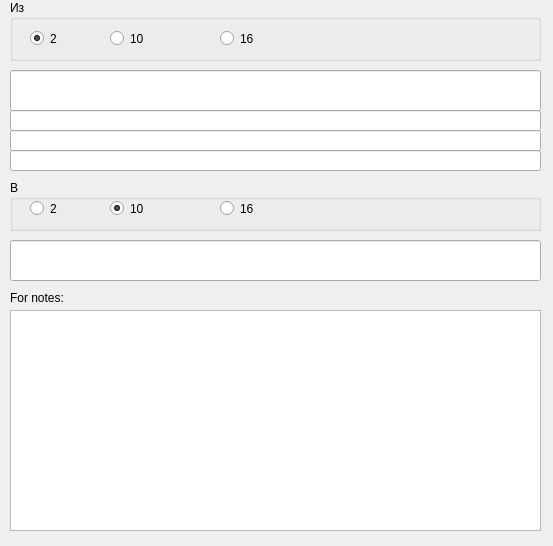
Old version of the form mainwindow.ui in the repository RomaDevelop/Converter.
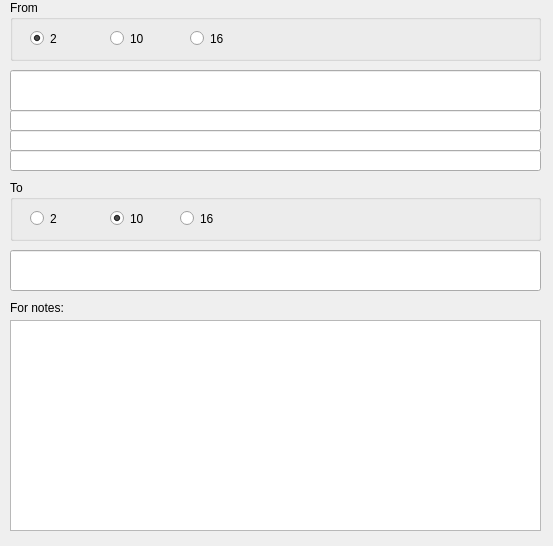
New version of the form.

Diff of the .ui file:
```diff
--- a/mainwindow.ui
+++ b/mainwindow.ui
@@ -34,7 +34,7 @@
     <property name="geometry">
      <rect>
       <x>10</x>
-      <y>240</y>
+      <y>250</y>
       <width>531</width>
       <height>41</height>
      </rect>
@@ -59,7 +59,7 @@
      </rect>
     </property>
     <property name="title">
-     <string>Из</string>
+     <string>From</string>
     </property>
     <widget class="QRadioButton" name="rBntFrom2">
      <property name="geometry">
@@ -93,7 +93,7 @@
     <widget class="QRadioButton" name="rBntFrom16">
      <property name="geometry">
       <rect>
-       <x>210</x>
+       <x>180</x>
        <y>30</y>
        <width>82</width>
        <height>17</height>
@@ -110,17 +110,17 @@
       <x>10</x>
       <y>180</y>
       <width>531</width>
-      <height>51</height>
+      <height>61</height>
      </rect>
     </property>
     <property name="title">
-     <string>В</string>
+     <string>To</string>
     </property>
     <widget class="QRadioButton" name="rBntTo10">
      <property name="geometry">
       <rect>
        <x>100</x>
-       <y>20</y>
+       <y>30</y>
        <width>82</width>
        <height>17</height>
       </rect>
@@ -136,7 +136,7 @@
      <property name="geometry">
       <rect>
        <x>20</x>
-       <y>20</y>
+       <y>30</y>
        <width>82</width>
        <height>17</height>
       </rect>
@@ -148,8 +148,8 @@
     <widget class="QRadioButton" name="rBntTo16">
      <property name="geometry">
       <rect>
-       <x>210</x>
-       <y>20</y>
+       <x>170</x>
+       <y>30</y>
        <width>82</width>
        <height>17</height>
       </rect>
@@ -193,7 +193,7 @@
     <property name="geometry">
      <rect>
       <x>10</x>
-      <y>290</y>
+      <y>300</y>
       <width>81</width>
       <height>16</height>
      </rect>
@@ -206,9 +206,9 @@
     <property name="geometry">
      <rect>
       <x>10</x>
-      <y>310</y>
+      <y>320</y>
       <width>531</width>
-      <height>221</height>
+      <height>211</height>
      </rect>
     </property>
     <property name="font">
```
